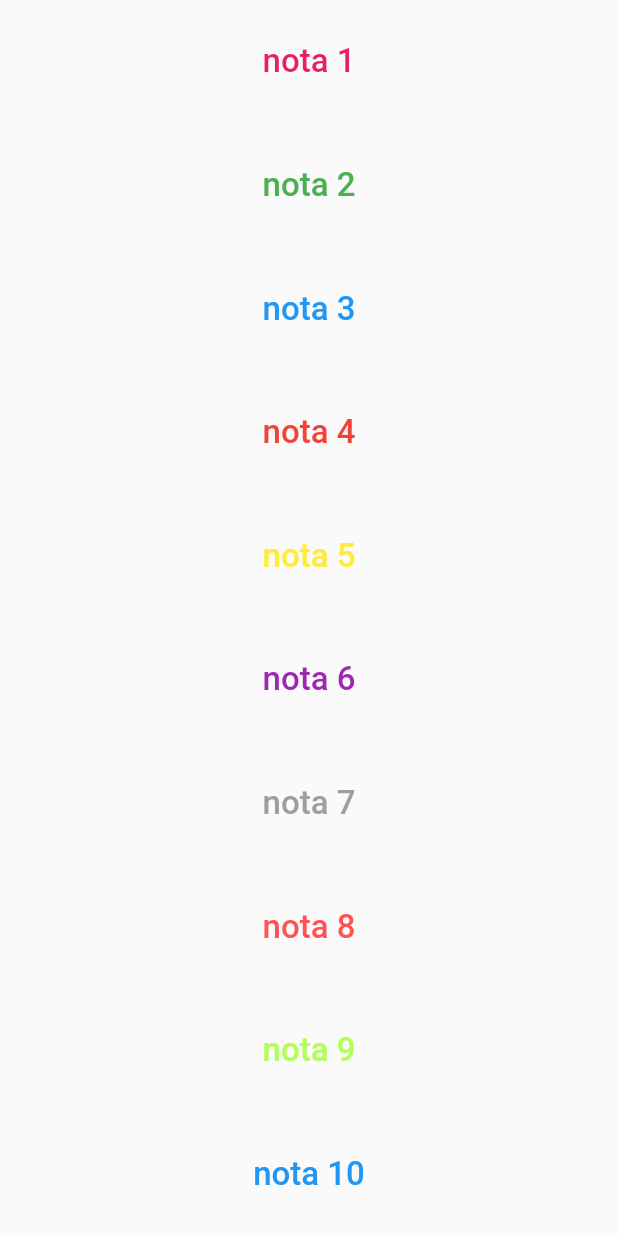
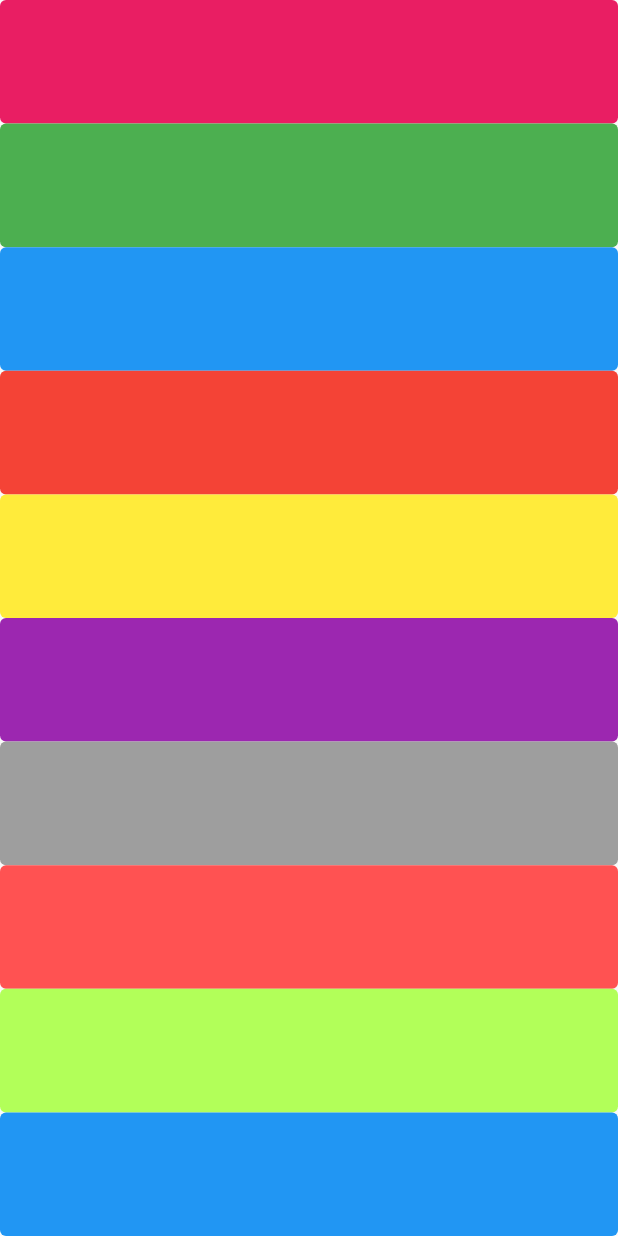
Before and after one commit to aosunt25/practica-de-sonido-con-flutter, a Flutter app: the screen it shows after launch, on a phone screen of 412 x 824 dp. Run offline on Flutter 3.47's test engine with Material 2 defaults, Android fonts, the phone set to English and light mode, and no system bars; our stand-ins replace audioplayers.

Commit message:
Extension app flutter

```diff
--- a/lib/main.dart
+++ b/lib/main.dart
@@ -17,18 +17,22 @@ class Hope extends StatelessWidget {
   }
   Expanded creaTecla({ Color color,  int nota,  String text}){
     return Expanded(child: TextButton(
+        child: Text(
+          text,
+          style: TextStyle(fontSize: 22, color: color),
+
+        ),
       onPressed: (){
         teclaSound(nota);
       },
-      style: TextButton.styleFrom(
-        primary: color,
-      ),
-      child: Text(
-       text,
-        style: TextStyle(fontSize: 22),
-      ),
+      style: ButtonStyle(
+      backgroundColor: MaterialStateProperty.resolveWith<Color>(
+      (Set<MaterialState> colorStates) {
+      if (colorStates.contains(MaterialState.pressed)) return Colors.black;
+      return color;
+      }),
     ),
-);
+));
 }
   // This widget is the root of your application.
   @override
```
Also changed, not shown: pubspec.lock.
